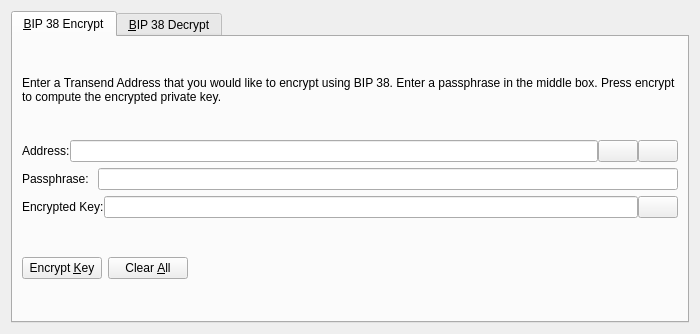
This is src/qt/forms/bip38tooldialog.ui in TScoin/Transend as Qt 5 draws it before an edit. The edited form follows.
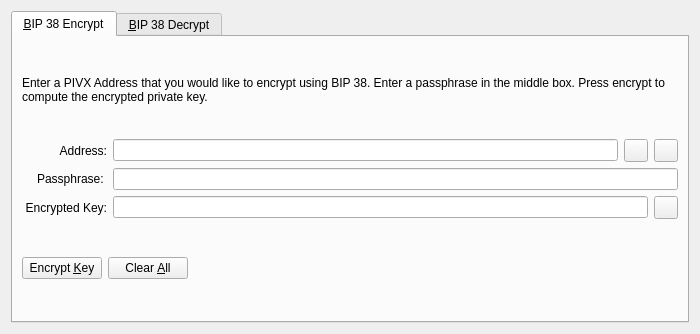
This is the edited form. The open tabs and pages were chosen to show the change. Icons and pictures are not drawn. Custom widgets are drawn as their Qt base class.

```diff
--- a/src/qt/forms/bip38tooldialog.ui
+++ b/src/qt/forms/bip38tooldialog.ui
@@ -30,7 +30,7 @@
        <item>
         <widget class="QLabel" name="infoLabel_ENC">
          <property name="text">
-          <string>Enter a Transend Address that you would like to encrypt using BIP 38. Enter a passphrase in the middle box. Press encrypt to compute the encrypted private key.</string>
+          <string>Enter a PIVX Address that you would like to encrypt using BIP 38. Enter a passphrase in the middle box. Press encrypt to compute the encrypted private key.</string>
          </property>
          <property name="textFormat">
           <enum>Qt::PlainText</enum>
@@ -42,11 +42,17 @@
        </item>
        <item>
         <layout class="QHBoxLayout" name="horizontalLayout_1_ENC">
-         <property name="spacing">
-          <number>0</number>
-         </property>
          <item>
           <widget class="QLabel" name="label_5">
+           <property name="alignment">
+            <set>Qt::AlignRight|Qt::AlignTrailing|Qt::AlignVCenter</set>
+           </property>
+           <property name="minimumSize">
+            <size>
+             <width>85</width>
+             <height>0</height>
+            </size>
+           </property>
            <property name="text">
             <string>Address:</string>
            </property>
@@ -60,7 +66,7 @@
           </widget>
          </item>
          <item>
-          <widget class="QPushButton" name="addressBookButton_ENC">
+          <widget class="QToolButton" name="addressBookButton_ENC">
            <property name="toolTip">
             <string>Choose previously used address</string>
            </property>
@@ -74,13 +80,10 @@
            <property name="shortcut">
             <string>Alt+A</string>
            </property>
-           <property name="autoDefault">
-            <bool>false</bool>
-           </property>
           </widget>
          </item>
          <item>
-          <widget class="QPushButton" name="pasteButton_ENC">
+          <widget class="QToolButton" name="pasteButton_ENC">
            <property name="toolTip">
             <string>Paste address from clipboard</string>
            </property>
@@ -94,9 +97,6 @@
            <property name="shortcut">
             <string>Alt+P</string>
            </property>
-           <property name="autoDefault">
-            <bool>false</bool>
-           </property>
           </widget>
          </item>
         </layout>
@@ -105,6 +105,15 @@
         <layout class="QHBoxLayout" name="horizontalLayout_5">
          <item>
           <widget class="QLabel" name="label_6">
+           <property name="alignment">
+            <set>Qt::AlignRight|Qt::AlignTrailing|Qt::AlignVCenter</set>
+           </property>
+           <property name="minimumSize">
+            <size>
+             <width>85</width>
+             <height>0</height>
+            </size>
+           </property>
            <property name="text">
             <string>Passphrase: </string>
            </property>
@@ -121,11 +130,17 @@
        </item>
        <item>
         <layout class="QHBoxLayout" name="horizontalLayout_2_ENC">
-         <property name="spacing">
-          <number>0</number>
-         </property>
          <item>
           <widget class="QLabel" name="encryptedKeyLabel_ENC">
+           <property name="alignment">
+            <set>Qt::AlignRight|Qt::AlignTrailing|Qt::AlignVCenter</set>
+           </property>
+           <property name="minimumSize">
+            <size>
+             <width>85</width>
+             <height>0</height>
+            </size>
+           </property>
            <property name="text">
             <string>Encrypted Key:</string>
            </property>
@@ -147,7 +162,7 @@
           </widget>
          </item>
          <item>
-          <widget class="QPushButton" name="copyKeyButton_ENC">
+          <widget class="QToolButton" name="copyKeyButton_ENC">
            <property name="toolTip">
             <string>Copy the current signature to the system clipboard</string>
            </property>
@@ -158,9 +173,6 @@
             <iconset resource="../transend.qrc">
              <normaloff>:/icons/editcopy</normaloff>:/icons/editcopy</iconset>
            </property>
-           <property name="autoDefault">
-            <bool>false</bool>
-           </property>
           </widget>
          </item>
         </layout>
```
Left out of the diff: 66 changed lines with no effect on the pictures.
